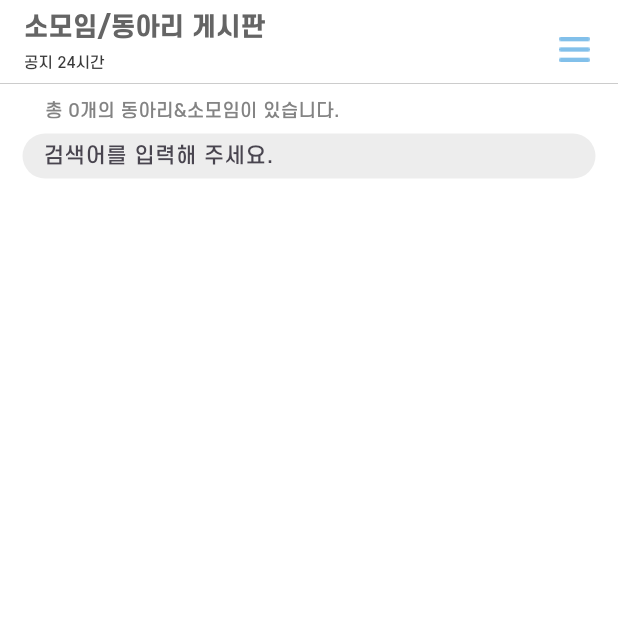
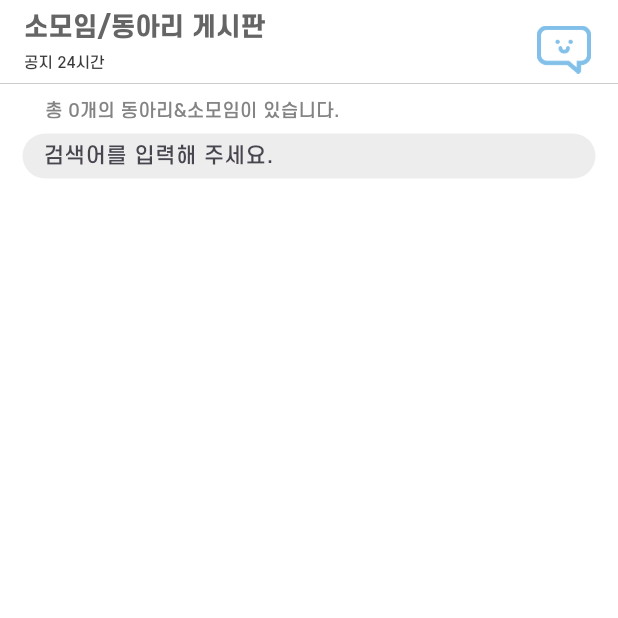
Before and after one commit to doubleS19/haemo-Front, a Flutter app: the ClubPage screen opened directly, on a phone screen of 412 x 824 dp, the top half of it. Run offline on Flutter 3.47's test engine with Material 3 defaults, Android fonts, the phone set to English and light mode, and no system bars; our stand-ins replace carousel_slider, cloud_firestore, custom_refresh_indicator, firebase_core, firebase_database, firebase_messaging and 11 more; missing offline and left inert: auto_size_text_field, dart:ffi, flutter_email_sender, textfield_tags; accounts and stored records are empty; network calls fail.

Commit message:
design: 메인 앱바 및 핫플레이스 페이지 디자인 수정

```diff
--- a/lib/screens/components/customAppBar.dart
+++ b/lib/screens/components/customAppBar.dart
@@ -41,7 +41,7 @@ PreferredSizeWidget customMainAppbar(String appBarTitle, String subTitle) {
         children: [
           Text(
             appBarTitle,
-            style: TextStyle(
+            style: const TextStyle(
               fontWeight: FontWeight.w700,
               fontSize: 17.0,
               color: AppTheme.mainPageHeadlineColor,
@@ -50,7 +50,7 @@ PreferredSizeWidget customMainAppbar(String appBarTitle, String subTitle) {
           const SizedBox(height: 5),
           Text(
             subTitle,
-            style: TextStyle(
+            style: const TextStyle(
               color: AppTheme.mainTextColor,
               fontSize: 10.0,
             ),
@@ -58,22 +58,24 @@ PreferredSizeWidget customMainAppbar(String appBarTitle, String subTitle) {
         ],
       ),
     ),
-    shape: Border(
+    shape: const Border(
       bottom: BorderSide(
         color: AppTheme.dividerColor,
         width: 0.5,
       ),
     ),
     actions: [
-      IconButton(
+      Padding(
+          padding: const EdgeInsets.all(7.0),
+          child: IconButton(
               alignment: Alignment.center,
               padding: const EdgeInsets.only(top: 10.0, right: 10.0),
               onPressed: () {
                 Get.to(() => const ChatListPage());
               },
-          icon: Image.asset("assets/icons/menu_icon.png",
+              icon: Image.asset("assets/icons/chat_icon.png",
                   color: AppTheme.mainColor),
-          color: AppTheme.mainColor),
+              color: AppTheme.mainColor))
     ],
     elevation: 0.0,
     automaticallyImplyLeading: false,
--- a/lib/screens/page/intro/login_page.dart
+++ b/lib/screens/page/intro/login_page.dart
@@ -4,6 +4,7 @@ import 'package:haemo/common/color.dart';
 import 'package:haemo/common/user_image.dart';
 import 'package:haemo/controller/login_controller.dart';
 import 'package:haemo/screens/components/customDialog.dart';
+import 'package:haemo/screens/components/customTextField.dart';
 import 'package:haemo/screens/page/board/posting_page.dart';
 import 'package:haemo/service/db_service.dart';
 import 'package:haemo/utils/user_image.dart';
@@ -77,6 +78,9 @@ class _LoginPageState extends State<LoginPage> {
                         idCtr.text, passwordCtr.text);
                     if (loginSuccess) {
                       _loginController.checkUserExist(int.parse(idCtr.text));
+                    } else {
+                      return showConfirmDialog(
+                          context, "로그인에 실패했습니다.\n아이디나 비밀번호를 확인해 주세요.", null);
                     }
                   },
                   child: const Text(
```
Also changed, not shown: lib/screens/components/customTextField.dart (+50 -0 lines), lib/screens/page/board/hot_place_page.dart (+5 -9 lines), lib/screens/page/board/posting_page.dart (+0 -50 lines), assets/icons/chat_icon.png (added). Lines whose indentation alone changed are shown as unchanged.
